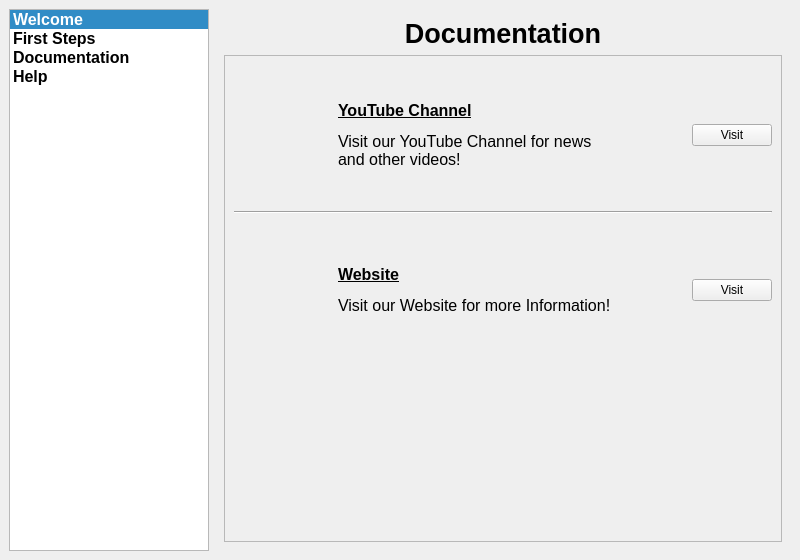
First picture: the form in mainwindow.ui, repository em1lyy/welcome-screen, before the edit.
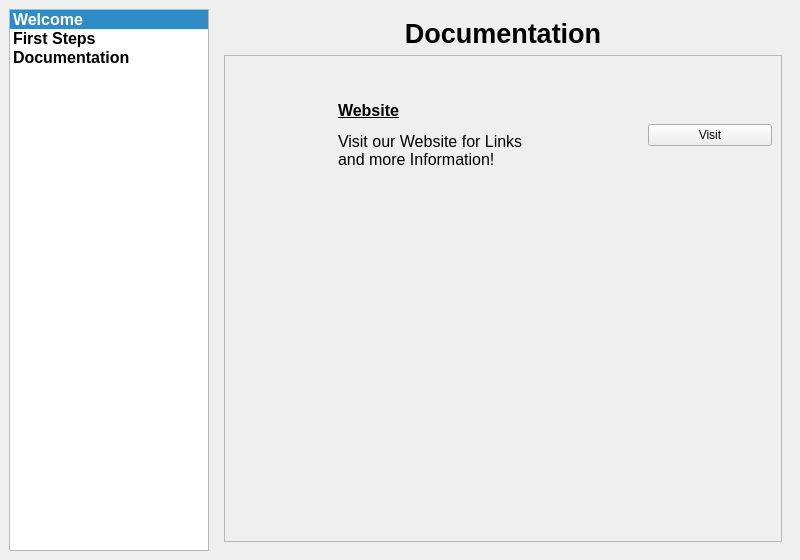
Second picture: the form after the edit. The open tabs and pages were chosen to show the change. Icons and pictures are not drawn.

Patch:
```diff
--- a/mainwindow.ui
+++ b/mainwindow.ui
@@ -119,15 +119,6 @@
          <normaloff>.</normaloff>.</iconset>
        </property>
       </item>
-      <item>
-       <property name="text">
-        <string>Help</string>
-       </property>
-       <property name="icon">
-        <iconset theme="help">
-         <normaloff>../../</normaloff>../../</iconset>
-       </property>
-      </item>
      </widget>
     </item>
     <item row="0" column="1">
@@ -985,116 +976,6 @@
             </rect>
            </property>
            <layout class="QVBoxLayout" name="verticalLayout_5">
-            <item>
-             <layout class="QHBoxLayout" name="item_8">
-              <property name="spacing">
-               <number>20</number>
-              </property>
-              <property name="leftMargin">
-               <number>20</number>
-              </property>
-              <item>
-               <widget class="QLabel" name="itemIcon_5">
-                <property name="sizePolicy">
-                 <sizepolicy hsizetype="Fixed" vsizetype="Fixed">
-                  <horstretch>0</horstretch>
-                  <verstretch>0</verstretch>
-                 </sizepolicy>
-                </property>
-                <property name="minimumSize">
-                 <size>
-                  <width>64</width>
-                  <height>64</height>
-                 </size>
-                </property>
-                <property name="maximumSize">
-                 <size>
-                  <width>64</width>
-                  <height>64</height>
-                 </size>
-                </property>
-                <property name="text">
-                 <string/>
-                </property>
-                <property name="pixmap">
-                 <pixmap resource="resources.qrc">:/youtube.png</pixmap>
-                </property>
-                <property name="scaledContents">
-                 <bool>true</bool>
-                </property>
-                <property name="alignment">
-                 <set>Qt::AlignCenter</set>
-                </property>
-               </widget>
-              </item>
-              <item>
-               <widget class="QLabel" name="itemDescription_5">
-                <property name="sizePolicy">
-                 <sizepolicy hsizetype="Fixed" vsizetype="Fixed">
-                  <horstretch>0</horstretch>
-                  <verstretch>0</verstretch>
-                 </sizepolicy>
-                </property>
-                <property name="minimumSize">
-                 <size>
-                  <width>320</width>
-                  <height>140</height>
-                 </size>
-                </property>
-                <property name="maximumSize">
-                 <size>
-                  <width>340</width>
-                  <height>140</height>
-                 </size>
-                </property>
-                <property name="font">
-                 <font>
-                  <pointsize>14</pointsize>
-                 </font>
-                </property>
-                <property name="text">
-                 <string>&lt;html&gt;&lt;head/&gt;&lt;body&gt;&lt;p&gt;&lt;span style=&quot; font-size:12pt; font-weight:600; text-decoration: underline;&quot;&gt;YouTube Channel&lt;/span&gt;&lt;/p&gt;&lt;p&gt;&lt;span style=&quot; font-size:12pt;&quot;&gt;Visit our YouTube Channel for news&lt;br/&gt;and other videos!&lt;/span&gt;&lt;/p&gt;&lt;/body&gt;&lt;/html&gt;</string>
-                </property>
-                <property name="alignment">
-                 <set>Qt::AlignLeading|Qt::AlignLeft|Qt::AlignVCenter</set>
-                </property>
-               </widget>
-              </item>
-              <item>
-               <widget class="QPushButton" name="launchButton_8">
-                <property name="sizePolicy">
-                 <sizepolicy hsizetype="Fixed" vsizetype="Fixed">
-                  <horstretch>0</horstretch>
-                  <verstretch>0</verstretch>
-                 </sizepolicy>
-                </property>
-                <property name="focusPolicy">
-                 <enum>Qt::TabFocus</enum>
-                </property>
-                <property name="text">
-                 <string>Visit</string>
-                </property>
-                <property name="icon">
-                 <iconset theme="web-browser">
-                  <normaloff>.</normaloff>.</iconset>
-                </property>
-                <property name="iconSize">
-                 <size>
-                  <width>16</width>
-                  <height>16</height>
-                 </size>
-                </property>
-               </widget>
-              </item>
-             </layout>
-            </item>
-            <item>
-             <widget class="Line" name="line">
-              <property name="orientation">
-               <enum>Qt::Horizontal</enum>
-              </property>
-             </widget>
-            </item>
             <item>
              <layout class="QHBoxLayout" name="item_6">
               <property name="spacing">
@@ -1147,13 +1028,13 @@
                 </property>
                 <property name="minimumSize">
                  <size>
-                  <width>320</width>
+                  <width>290</width>
                   <height>140</height>
                  </size>
                 </property>
                 <property name="maximumSize">
                  <size>
-                  <width>340</width>
+                  <width>290</width>
                   <height>140</height>
                  </size>
                 </property>
@@ -1163,7 +1044,7 @@
                  </font>
                 </property>
                 <property name="text">
-                 <string>&lt;html&gt;&lt;head/&gt;&lt;body&gt;&lt;p&gt;&lt;span style=&quot; font-size:12pt; font-weight:600; text-decoration: underline;&quot;&gt;Website&lt;/span&gt;&lt;/p&gt;&lt;p&gt;&lt;span style=&quot; font-size:12pt;&quot;&gt;Visit our Website for more Information!&lt;/span&gt;&lt;/p&gt;&lt;/body&gt;&lt;/html&gt;</string>
+                 <string>&lt;html&gt;&lt;head/&gt;&lt;body&gt;&lt;p&gt;&lt;span style=&quot; font-size:12pt; font-weight:600; text-decoration: underline;&quot;&gt;Website&lt;/span&gt;&lt;/p&gt;&lt;p&gt;&lt;span style=&quot; font-size:12pt;&quot;&gt;Visit our Website for Links&lt;br/&gt;and more Information!&lt;/span&gt;&lt;/p&gt;&lt;/body&gt;&lt;/html&gt;</string>
                 </property>
                 <property name="alignment">
                  <set>Qt::AlignLeading|Qt::AlignLeft|Qt::AlignVCenter</set>
@@ -1173,7 +1054,7 @@
               <item>
                <widget class="QPushButton" name="launchButton_6">
                 <property name="sizePolicy">
-                 <sizepolicy hsizetype="Fixed" vsizetype="Fixed">
+                 <sizepolicy hsizetype="Preferred" vsizetype="Fixed">
                   <horstretch>0</horstretch>
                   <verstretch>0</verstretch>
                  </sizepolicy>
```
Left out of the diff: 287 changed lines with no effect on the pictures.
